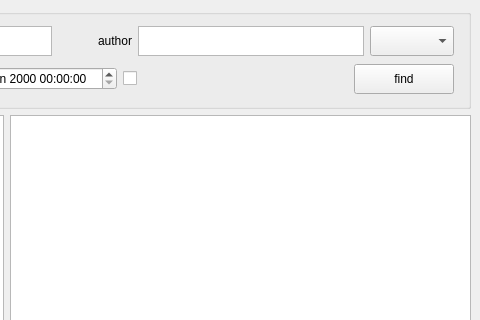
First picture: the form in desktop_app/src/view/mainwindow.ui, repository michaldudzisz/code-snippets-app, before the edit; both pictures show x 225 to 705 and y 0 to 320 of the 705 by 529 pixel window.
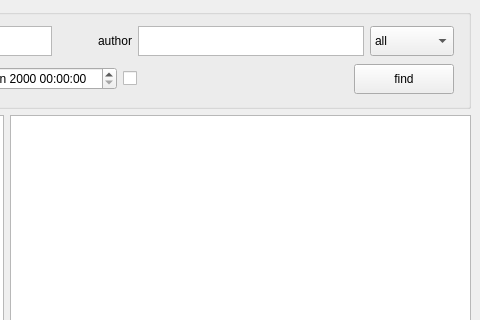
Second picture: the form after the edit.

Commit message: ulepszone gui, restrukturyzacja kodu

What changed in the file:
```diff
--- a/desktop_app/src/view/mainwindow.ui
+++ b/desktop_app/src/view/mainwindow.ui
@@ -126,7 +126,7 @@
            </property>
            <item>
             <property name="text">
-             <string/>
+             <string>all</string>
             </property>
            </item>
            <item>
```
The commit also changes 6 other files.
